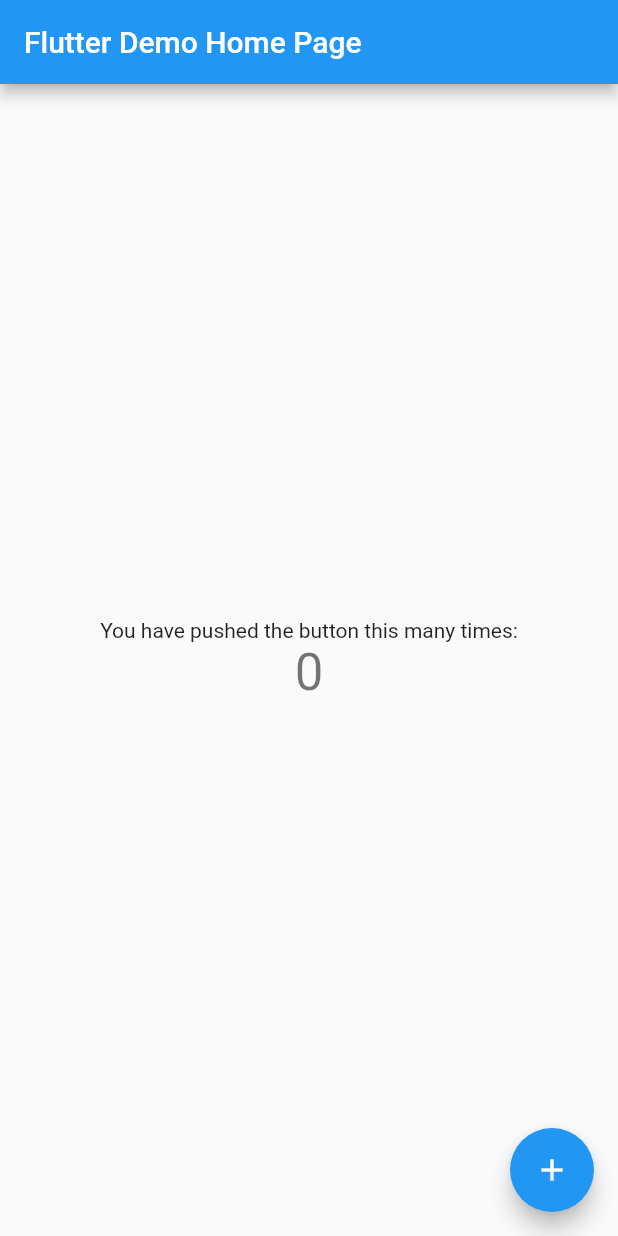
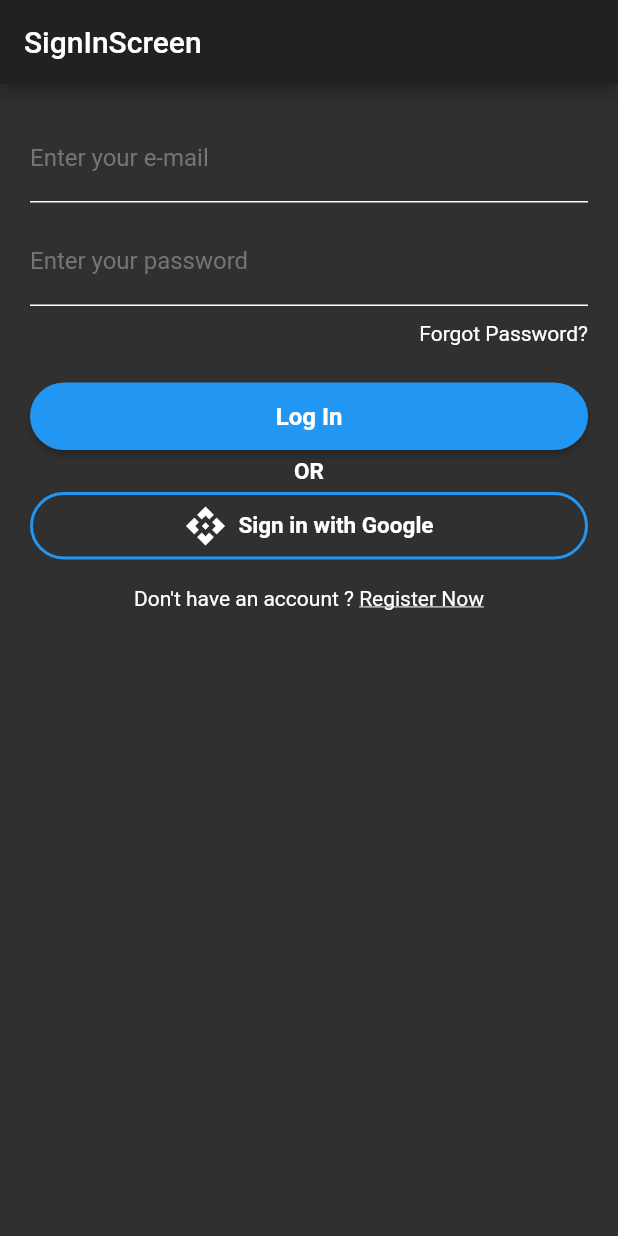
Before and after one commit to ABHISHEK-VM/one_to_one_chat_app, a Flutter app: the screen it shows after launch, on a phone screen of 412 x 824 dp. Run offline on Flutter 3.47's test engine with Material 2 defaults, Android fonts, the light colour scheme and no system bars; our stand-ins replace cloud_firestore, firebase_auth, firebase_core; accounts and stored records are empty.

Commit message:
second commit

```diff
--- /dev/null
+++ b/lib/LoginPage.dart
@@ -0,0 +1,212 @@
+import 'package:flutter/material.dart';
+import 'package:one_to_one_chat_app/HomeScreen.dart';
+import 'package:one_to_one_chat_app/Methods.dart';
+
+class SignInScreen extends StatefulWidget {
+  @override
+  _SignInScreenState createState() => _SignInScreenState();
+}
+
+class _SignInScreenState extends State<SignInScreen> {
+  final formKey = GlobalKey<FormState>();
+  TextEditingController emailTextEditingController = TextEditingController();
+  TextEditingController passwordTextEditingController = TextEditingController();
+  bool isloading = false;
+
+  validator() {
+    if (formKey.currentState != null && formKey.currentState!.validate()) {
+      print("Validate");
+      setState(() {
+        isloading = true;
+      });
+      logIn(emailTextEditingController.text, passwordTextEditingController.text)
+          .then((user) {
+        if (user != null) {
+          print("Login Successfully");
+          setState(() {
+            isloading = false;
+          });
+          Navigator.push(
+              context, MaterialPageRoute(builder: (_) => HomeScreen()));
+        } else {
+          print("login Failed");
+          setState(() {
+            isloading = false;
+          });
+        }
+      });
+    } else {
+      print("Not validate");
+    }
+  }
+
+  @override
+  Widget build(BuildContext context) {
+    return Scaffold(
+      appBar: AppBar(
+        title: Text('SignInScreen'),
+      ),
+      body: isloading
+          ? Container(child: Center(child: CircularProgressIndicator()))
+          : SingleChildScrollView(
+              child: Padding(
+                padding: const EdgeInsets.all(20.0),
+                child: Column(
+                  mainAxisAlignment: MainAxisAlignment.spaceBetween,
+                  children: [
+                    Form(
+                      key: formKey,
+                      child: Column(
+                        children: [
+                          TextFormField(
+                            controller: emailTextEditingController,
+                            validator: (val) {
+                              return RegExp(
+                                          r"^[a-zA-Z0-9.a-zA-Z0-9.!#$%&'*+-/=?^_`{|}~]+@[a-zA-Z0-9]+\.[a-zA-Z]+")
+                                      .hasMatch(val!)
+                                  ? null
+                                  : "Please provide a valid email-id";
+                            },
+                            style: TextStyle(color: Colors.white),
+                            decoration: InputDecoration(
+                                enabledBorder: UnderlineInputBorder(
+                                  borderSide: BorderSide(color: Colors.white),
+                                ),
+                                labelText: 'Enter your e-mail ',
+                                labelStyle: TextStyle(
+                                  color: Colors.grey[600],
+                                )),
+                          ),
+                          SizedBox(
+                            height: 10,
+                          ),
+                          TextFormField(
+                            controller: passwordTextEditingController,
+                            validator: (val) {
+                              if (val!.length > 6) {
+                                return null;
+                              } else {
+                                return "Please provide password";
+                              }
+                            },
+                            obscureText: true,
+                            style: TextStyle(color: Colors.white),
+                            decoration: InputDecoration(
+                                enabledBorder: UnderlineInputBorder(
+                                  borderSide: BorderSide(color: Colors.white),
+                                ),
+                                labelText: 'Enter your password',
+                                labelStyle: TextStyle(
+                                  color: Colors.grey[600],
+                                )),
+                          ),
+                        ],
+                      ),
+                    ),
+                    SizedBox(
+                      height: 10,
+                    ),
+                    Container(
+                      alignment: Alignment(1.0, 0.0),
+                      child: Text(
+                        'Forgot Password?',
+                        style: TextStyle(color: Colors.white),
+                      ),
+                    ),
+                    SizedBox(
+                      height: 25,
+                    ),
+                    SizedBox(
+                      width: double.infinity,
+                      height: 45,
+                      child: ElevatedButton(
+                        style: ElevatedButton.styleFrom(
+                          primary: Colors.blue,
+                          onPrimary: Colors.white,
+                          shape: RoundedRectangleBorder(
+                            borderRadius: BorderRadius.all(
+                              Radius.circular(30),
+                            ),
+                          ),
+                        ),
+                        onPressed: () {
+                          validator();
+                        },
+                        child: Text(
+                          'Log In',
+                          style: TextStyle(
+                              color: Colors.white,
+                              fontWeight: FontWeight.bold,
+                              fontSize: 16),
+                        ),
+                      ),
+                    ),
+                    SizedBox(
+                      height: 5,
+                    ),
+                    Text(
+                      "OR",
+                      textAlign: TextAlign.center,
+                      style: TextStyle(
+                          color: Colors.white,
+                          fontWeight: FontWeight.bold,
+                          fontSize: 15),
+                    ),
+                    SizedBox(
+                      height: 5,
+                    ),
+                    SizedBox(
+                      width: double.infinity, //260
+                      height: 45,
+                      child: OutlinedButton.icon(
+                        style: OutlinedButton.styleFrom(
+                          primary: Colors.white,
+                          side: BorderSide(color: Colors.blue, width: 2.0),
+                          shape: RoundedRectangleBorder(
+                            borderRadius: BorderRadius.all(
+                              Radius.circular(30),
+                            ),
+                          ),
+                        ),
+                        icon: Icon(
+                          Icons.api,
+                          size: 28,
+                        ),
+                        label: Text(
+                          'Sign in with Google',
+                          style: TextStyle(
+                              color: Colors.white,
+                              fontWeight: FontWeight.w600,
+                              fontSize: 15),
+                        ),
+                        onPressed: () {},
+                      ),
+                    ),
+                    SizedBox(height: 10),
+                    Row(
+                      mainAxisAlignment: MainAxisAlignment.center,
+                      children: [
+                        Text("Don't have an account ? ",
+                            style: TextStyle(
+                              color: Colors.white,
+                            )),
+                        GestureDetector(
+                          onTap: () {},
+                          child: Container(
+                            padding: EdgeInsets.symmetric(vertical: 8),
+                            child: Text("Register Now",
+                                style: TextStyle(
+                                  color: Colors.white,
+                                  decoration: TextDecoration.underline,
+                                )),
+                          ),
+                        )
+                      ],
+                    )
+                  ],
+                ),
+              ),
+            ),
+    );
+  }
+}
--- a/lib/main.dart
+++ b/lib/main.dart
@@ -1,43 +1,29 @@
+import 'package:firebase_core/firebase_core.dart';
 import 'package:flutter/material.dart';
+import 'package:one_to_one_chat_app/LoginPage.dart';
 
-void main() {
+Future main() async {
+  WidgetsFlutterBinding.ensureInitialized();
+  Firebase.initializeApp();
   runApp(MyApp());
 }
 
 class MyApp extends StatelessWidget {
-  // This widget is the root of your application.
   @override
   Widget build(BuildContext context) {
     return MaterialApp(
       title: 'Flutter Demo',
       theme: ThemeData(
-        // This is the theme of your application.
-        //
-        // Try running your application with "flutter run". You'll see the
-        // application has a blue toolbar. Then, without quitting the app, try
-        // changing the primarySwatch below to Colors.green and then invoke
-        // "hot reload" (press "r" in the console where you ran "flutter run",
-        // or simply save your changes to "hot reload" in a Flutter IDE).
-        // Notice that the counter didn't reset back to zero; the application
-        // is not restarted.
+        brightness: Brightness.dark,
         primarySwatch: Colors.blue,
       ),
-      home: MyHomePage(title: 'Flutter Demo Home Page'),
+      home: SignInScreen(),
     );
   }
 }
 
 class MyHomePage extends StatefulWidget {
   MyHomePage({Key? key, required this.title}) : super(key: key);
-
-  // This widget is the home page of your application. It is stateful, meaning
-  // that it has a State object (defined below) that contains fields that affect
-  // how it looks.
-
-  // This class is the configuration for the state. It holds the values (in this
-  // case the title) provided by the parent (in this case the App widget) and
-  // used by the build method of the State. Fields in a Widget subclass are
-  // always marked "final".
 
   final String title;
 
```
Also changed, not shown: lib/Authenticate.dart (added, +17 -0 lines), lib/HomeScreen.dart (added, +13 -0 lines), lib/Methods.dart (added, +59 -0 lines), lib/SignUpPage.dart (added, +219 -0 lines), lib/searchPage.dart (added, +88 -0 lines), pubspec.yaml (+5 -3 lines), pubspec.lock, 3 other files.
